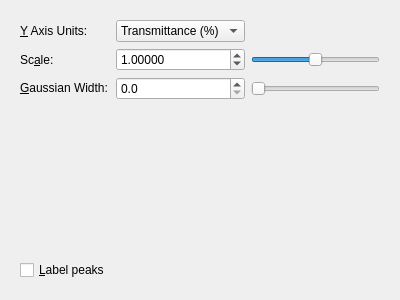
Old version of the form libavogadro/src/extensions/spectratabir.ui in the repository cryos/avogadro.
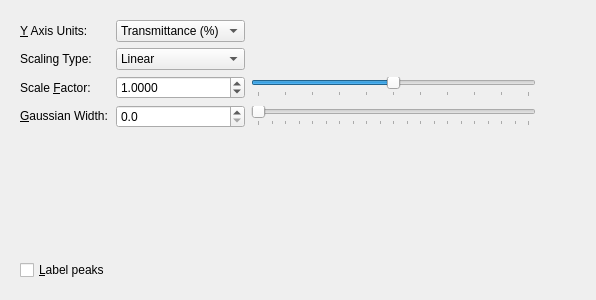
New version of the form.

Commit message: Interactive sliders for scale and Gaussian width for IR; relative scaling

What changed in the file:
```diff
--- a/libavogadro/src/extensions/spectratabir.ui
+++ b/libavogadro/src/extensions/spectratabir.ui
@@ -6,7 +6,7 @@
    <rect>
     <x>0</x>
     <y>0</y>
-    <width>400</width>
+    <width>596</width>
     <height>300</height>
    </rect>
   </property>
@@ -66,7 +66,7 @@
         </property>
        </spacer>
       </item>
-      <item row="1" column="0">
+      <item row="2" column="0">
        <widget class="QLabel" name="label">
         <property name="sizePolicy">
          <sizepolicy hsizetype="Fixed" vsizetype="Minimum">
@@ -75,14 +75,14 @@
          </sizepolicy>
         </property>
         <property name="text">
-         <string>Sc&amp;ale:</string>
+         <string>Scale &amp;Factor:</string>
         </property>
         <property name="buddy">
          <cstring>spin_scale</cstring>
         </property>
        </widget>
       </item>
-      <item row="2" column="0">
+      <item row="3" column="0">
        <widget class="QLabel" name="label_9">
         <property name="sizePolicy">
          <sizepolicy hsizetype="Fixed" vsizetype="Fixed">
@@ -98,7 +98,7 @@
         </property>
        </widget>
       </item>
-      <item row="3" column="0">
+      <item row="4" column="0">
        <spacer name="verticalSpacer">
         <property name="orientation">
          <enum>Qt::Vertical</enum>
@@ -111,7 +111,7 @@
         </property>
        </spacer>
       </item>
-      <item row="4" column="0">
+      <item row="5" column="0">
        <widget class="QCheckBox" name="cb_labelPeaks">
         <property name="sizePolicy">
          <sizepolicy hsizetype="Fixed" vsizetype="Fixed">
@@ -127,7 +127,7 @@
         </property>
        </widget>
       </item>
-      <item row="1" column="1">
+      <item row="2" column="1">
        <widget class="QDoubleSpinBox" name="spin_scale">
         <property name="sizePolicy">
          <sizepolicy hsizetype="Minimum" vsizetype="Fixed">
@@ -136,13 +136,13 @@
          </sizepolicy>
         </property>
         <property name="decimals">
-         <number>5</number>
+         <number>4</number>
         </property>
         <property name="minimum">
-         <double>0.500000000000000</double>
+         <double>0.000100000000000</double>
         </property>
         <property name="maximum">
-         <double>1.500000000000000</double>
+         <double>2.000000000000000</double>
         </property>
         <property name="singleStep">
          <double>0.010000000000000</double>
@@ -152,7 +152,7 @@
         </property>
        </widget>
       </item>
-      <item row="2" column="1">
+      <item row="3" column="1">
        <widget class="QDoubleSpinBox" name="spin_FWHM">
         <property name="sizePolicy">
          <sizepolicy hsizetype="Minimum" vsizetype="Fixed">
@@ -171,26 +171,110 @@
         </property>
        </widget>
       </item>
-      <item row="1" column="2">
-       <widget class="QSlider" name="hs_scale">
-        <property name="maximum">
-         <number>2000</number>
-        </property>
-        <property name="value">
-         <number>1000</number>
-        </property>
-        <property name="orientation">
-         <enum>Qt::Horizontal</enum>
-        </property>
-       </widget>
-      </item>
       <item row="2" column="2">
-       <widget class="QSlider" name="hs_gaussianWidth">
+       <widget class="QSlider" name="hs_scale">
+        <property name="sizePolicy">
+         <sizepolicy hsizetype="Expanding" vsizetype="Fixed">
+          <horstretch>100</horstretch>
+          <verstretch>0</verstretch>
+         </sizepolicy>
+        </property>
+        <property name="minimum">
+         <number>50</number>
+        </property>
         <property name="maximum">
-         <number>200</number>
+         <number>150</number>
         </property>
+        <property name="value">
+         <number>100</number>
+        </property>
+        <property name="sliderPosition">
+         <number>100</number>
+        </property>
         <property name="orientation">
          <enum>Qt::Horizontal</enum>
+        </property>
+        <property name="tickPosition">
+         <enum>QSlider::TicksBelow</enum>
+        </property>
+        <property name="tickInterval">
+         <number>10</number>
+        </property>
+       </widget>
+      </item>
+      <item row="3" column="2">
+       <widget class="QSlider" name="hs_FWHM">
+        <property name="maximum">
+         <number>100</number>
+        </property>
+        <property name="orientation">
+         <enum>Qt::Horizontal</enum>
+        </property>
+        <property name="tickPosition">
+         <enum>QSlider::TicksBelow</enum>
+        </property>
+        <property name="tickInterval">
+         <number>5</number>
+        </property>
+       </widget>
+      </item>
+      <item row="2" column="3">
+       <spacer name="horizontalSpacer">
+        <property name="orientation">
+         <enum>Qt::Horizontal</enum>
+        </property>
+        <property name="sizeHint" stdset="0">
+         <size>
+          <width>40</width>
+          <height>20</height>
+         </size>
+        </property>
+       </spacer>
+      </item>
+      <item row="3" column="3">
+       <spacer name="horizontalSpacer_3">
+        <property name="orientation">
+         <enum>Qt::Horizontal</enum>
+        </property>
+        <property name="sizeHint" stdset="0">
+         <size>
+          <width>40</width>
+          <height>20</height>
+         </size>
+        </property>
+       </spacer>
+      </item>
+      <item row="0" column="3">
+       <spacer name="horizontalSpacer_4">
+        <property name="orientation">
+         <enum>Qt::Horizontal</enum>
+        </property>
+        <property name="sizeHint" stdset="0">
+         <size>
+          <width>40</width>
+          <height>20</height>
+         </size>
+        </property>
+       </spacer>
+      </item>
+      <item row="1" column="1">
+       <widget class="QComboBox" name="combo_scalingType">
+        <item>
+         <property name="text">
+          <string>Linear</string>
+         </property>
+        </item>
+        <item>
+         <property name="text">
+          <string>Relative</string>
+         </property>
+        </item>
+       </widget>
+      </item>
+      <item row="1" column="0">
+       <widget class="QLabel" name="label_2">
+        <property name="text">
+         <string>Scaling Type:</string>
         </property>
        </widget>
       </item>
```
The commit also changes 2 other files.
